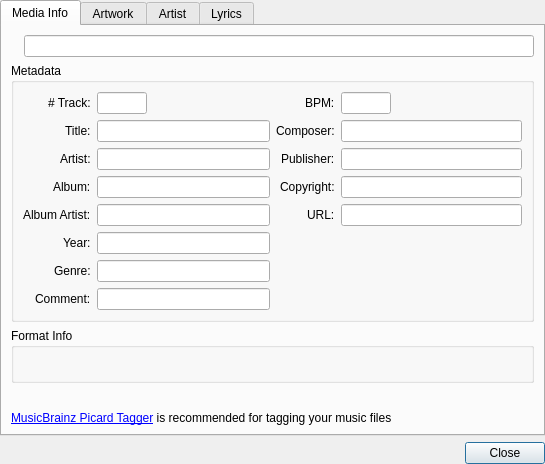
Old version of the form libs/mediainfowindow/MediaInfoWindow.ui in the repository tkrotoff/QuarkPlayer.
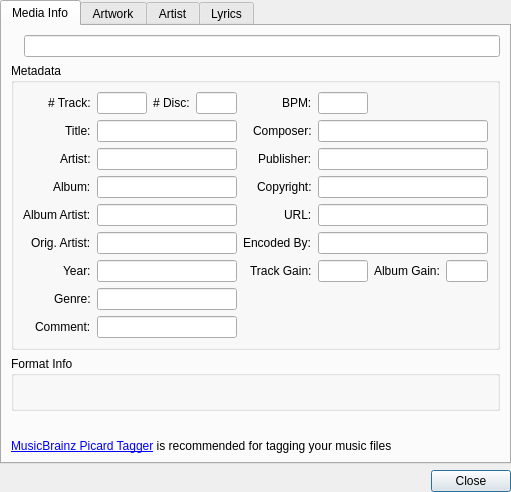
New version of the form. Custom widgets are drawn as their Qt base class.

What changed in the file:
```diff
--- a/libs/mediainfowindow/MediaInfoWindow.ui
+++ b/libs/mediainfowindow/MediaInfoWindow.ui
@@ -5,8 +5,8 @@
    <rect>
     <x>0</x>
     <y>0</y>
-    <width>545</width>
-    <height>446</height>
+    <width>511</width>
+    <height>476</height>
    </rect>
   </property>
   <property name="windowTitle" >
@@ -52,6 +52,9 @@
          <layout class="QGridLayout" name="gridLayout" >
           <item row="0" column="0" >
            <layout class="QFormLayout" name="formLayout" >
+            <property name="fieldGrowthPolicy" >
+             <enum>QFormLayout::AllNonFixedFieldsGrow</enum>
+            </property>
             <property name="labelAlignment" >
              <set>Qt::AlignRight|Qt::AlignTrailing|Qt::AlignVCenter</set>
             </property>
@@ -111,72 +114,129 @@
               </property>
              </widget>
             </item>
-            <item row="0" column="0" >
-             <widget class="QLabel" name="trackLabel" >
+            <item row="5" column="0" >
+             <widget class="QLabel" name="originalArtistLabel" >
               <property name="text" >
-               <string># Track:</string>
+               <string>Orig. Artist:</string>
               </property>
              </widget>
             </item>
-            <item row="0" column="1" >
-             <widget class="QLineEdit" name="trackLineEdit" >
-              <property name="maximumSize" >
-               <size>
-                <width>50</width>
-                <height>16777215</height>
-               </size>
-              </property>
+            <item row="5" column="1" >
+             <widget class="QLineEdit" name="originalArtistLineEdit" >
               <property name="readOnly" >
                <bool>true</bool>
               </property>
              </widget>
             </item>
-            <item row="5" column="0" >
+            <item row="6" column="0" >
              <widget class="QLabel" name="yearLabel" >
               <property name="text" >
                <string>Year:</string>
               </property>
              </widget>
             </item>
-            <item row="5" column="1" >
+            <item row="6" column="1" >
              <widget class="QLineEdit" name="yearLineEdit" >
               <property name="readOnly" >
                <bool>true</bool>
               </property>
              </widget>
             </item>
-            <item row="6" column="0" >
+            <item row="7" column="0" >
              <widget class="QLabel" name="genreLabel" >
               <property name="text" >
                <string>Genre:</string>
               </property>
              </widget>
             </item>
-            <item row="6" column="1" >
+            <item row="7" column="1" >
              <widget class="QLineEdit" name="genreLineEdit" >
               <property name="readOnly" >
                <bool>true</bool>
               </property>
              </widget>
             </item>
-            <item row="7" column="0" >
+            <item row="8" column="0" >
              <widget class="QLabel" name="commentLabel" >
               <property name="text" >
                <string>Comment:</string>
               </property>
              </widget>
             </item>
-            <item row="7" column="1" >
+            <item row="8" column="1" >
              <widget class="QLineEdit" name="commentLineEdit" >
               <property name="readOnly" >
                <bool>true</bool>
               </property>
              </widget>
             </item>
+            <item row="0" column="0" >
+             <widget class="QLabel" name="trackLabel" >
+              <property name="text" >
+               <string># Track:</string>
+              </property>
+             </widget>
+            </item>
+            <item row="0" column="1" >
+             <layout class="QFormLayout" name="formLayout_5" >
+              <property name="labelAlignment" >
+               <set>Qt::AlignRight|Qt::AlignTrailing|Qt::AlignVCenter</set>
+              </property>
+              <item row="0" column="0" >
+               <widget class="QLineEdit" name="trackLineEdit" >
+                <property name="maximumSize" >
+                 <size>
+                  <width>50</width>
+                  <height>16777215</height>
+                 </size>
+                </property>
+                <property name="readOnly" >
+                 <bool>true</bool>
+                </property>
+               </widget>
+              </item>
+              <item row="0" column="1" >
+               <layout class="QFormLayout" name="formLayout_6" >
+                <property name="fieldGrowthPolicy" >
+                 <enum>QFormLayout::AllNonFixedFieldsGrow</enum>
+                </property>
+                <property name="labelAlignment" >
+                 <set>Qt::AlignRight|Qt::AlignTrailing|Qt::AlignVCenter</set>
+                </property>
+                <item row="0" column="0" >
+                 <widget class="QLabel" name="discLabel" >
+                  <property name="text" >
+                   <string># Disc:</string>
+                  </property>
+                 </widget>
+                </item>
+                <item row="0" column="1" >
+                 <widget class="QLineEdit" name="discLineEdit" >
+                  <property name="maximumSize" >
+                   <size>
+                    <width>50</width>
+                    <height>16777215</height>
+                   </size>
+                  </property>
+                  <property name="text" >
+                   <string/>
+                  </property>
+                  <property name="readOnly" >
+                   <bool>true</bool>
+                  </property>
+                 </widget>
+                </item>
+               </layout>
+              </item>
+             </layout>
+            </item>
            </layout>
           </item>
           <item row="0" column="1" >
            <layout class="QFormLayout" name="formLayout_2" >
+            <property name="fieldGrowthPolicy" >
+             <enum>QFormLayout::AllNonFixedFieldsGrow</enum>
+            </property>
             <property name="labelAlignment" >
              <set>Qt::AlignRight|Qt::AlignTrailing|Qt::AlignVCenter</set>
             </property>
@@ -256,6 +316,83 @@
               </property>
              </widget>
             </item>
+            <item row="5" column="0" >
+             <widget class="QLabel" name="encodedByArtistLabel" >
+              <property name="text" >
+               <string>Encoded By:</string>
+              </property>
+             </widget>
+            </item>
+            <item row="5" column="1" >
+             <widget class="QLineEdit" name="encodedByLineEdit" >
+              <property name="readOnly" >
+               <bool>true</bool>
+              </property>
+             </widget>
+            </item>
+            <item row="6" column="0" >
+             <widget class="QLabel" name="trackGainLabel" >
+              <property name="text" >
+               <string>Track Gain:</string>
+              </property>
+             </widget>
+            </item>
+            <item row="6" column="1" >
+             <layout class="QFormLayout" name="formLayout_3" >
+              <property name="fieldGrowthPolicy" >
+               <enum>QFormLayout::AllNonFixedFieldsGrow</enum>
+              </property>
+              <property name="labelAlignment" >
+               <set>Qt::AlignRight|Qt::AlignTrailing|Qt::AlignVCenter</set>
+              </property>
+              <item row="0" column="0" >
+               <widget class="QLineEdit" name="trackGainLineEdit" >
+                <property name="maximumSize" >
+                 <size>
+                  <width>50</width>
+                  <height>16777215</height>
+                 </size>
+                </property>
+                <property name="text" >
+                 <string/>
+                </property>
+                <property name="readOnly" >
+                 <bool>true</bool>
+                </property>
+               </widget>
+              </item>
+              <item row="0" column="1" >
+               <layout class="QFormLayout" name="formLayout_4" >
+                <property name="labelAlignment" >
+                 <set>Qt::AlignRight|Qt::AlignTrailing|Qt::AlignVCenter</set>
+                </property>
+                <item row="0" column="0" >
+                 <widget class="QLabel" name="albumGainLabel" >
+                  <property name="text" >
+                   <string>Album Gain:</string>
+                  </property>
+                 </widget>
+                </item>
+                <item row="0" column="1" >
+                 <widget class="QLineEdit" name="albumGainLineEdit" >
+                  <property name="maximumSize" >
+                   <size>
+                    <width>50</width>
+                    <height>16777215</height>
+                   </size>
+                  </property>
+                  <property name="text" >
+                   <string/>
+                  </property>
+                  <property name="readOnly" >
+                   <bool>true</bool>
+                  </property>
+                 </widget>
+                </item>
+               </layout>
+              </item>
+             </layout>
+            </item>
            </layout>
           </item>
          </layout>
```
